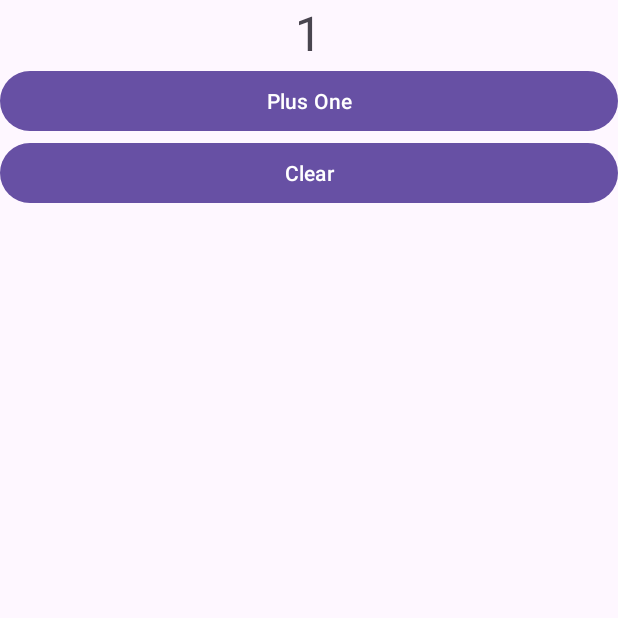
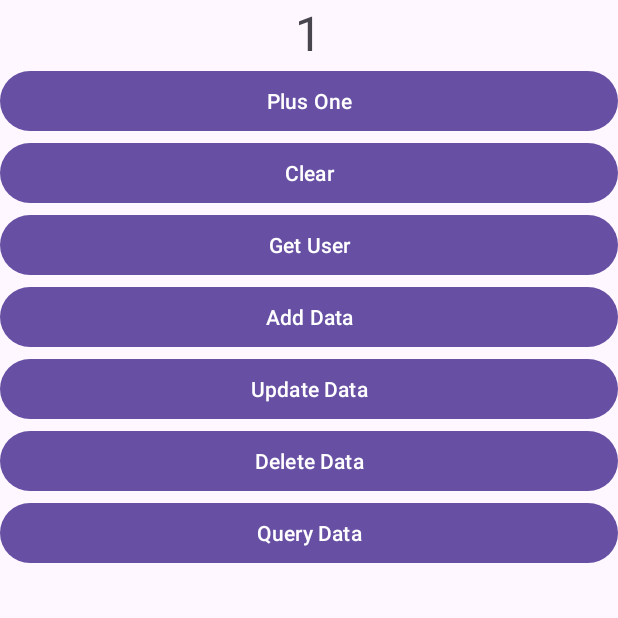
Before and after one commit to AKA-LinCoder/KotlinLearning, an Android app: the CounterActivity screen opened directly, with no data from a screen before it, after a tap on "Plus One", on a phone screen of 412 x 824 dp, the top half of it. Run offline under Robolectric (Android 15) with nearby library versions, the phone set to English and light mode, and no system bars; our stand-ins replace Room's generated code.

Commit message:
Room简单使用

```diff
--- a/app/build.gradle.kts
+++ b/app/build.gradle.kts
@@ -1,6 +1,7 @@
 plugins {
     alias(libs.plugins.android.application)
     alias(libs.plugins.kotlin.android)
+    id("kotlin-kapt")
 }
 
 android {
@@ -62,6 +63,9 @@ dependencies {
 
     implementation(libs.androidx.lifecycle.runtime.ktx)
     implementation(libs.androidx.lifecycle.viewmodel.ktx)
+    implementation(libs.androidx.lifecycle.livedata.ktx)
+    implementation(libs.room)
+    kapt(libs.room.compiler)
 //    implementation(libs.retrofit.gson.converter)
     // 引入配套的stax-api（解决Android 9+解析异常）
 //    implementation(libs.stax.api)
--- /dev/null
+++ b/app/src/main/java/jetpack/AppDatabase.kt
@@ -0,0 +1,25 @@
+package jetpack
+
+import android.content.Context
+import androidx.room.Database
+import androidx.room.Room
+import androidx.room.RoomDatabase
+
+@Database(version = 1,entities = [User::class])
+abstract  class AppDatabase: RoomDatabase() {
+    abstract fun userDao(): UserDao
+
+    companion object{
+        private var instance : AppDatabase ?= null
+        @Synchronized
+        fun getDatabase(context: Context): AppDatabase{
+            instance?.let {
+                return it
+            }
+            return Room.databaseBuilder(context.applicationContext, AppDatabase::class.java,"app_database")
+                .build().apply {
+                    instance = this
+                }
+        }
+    }
+}
--- a/app/src/main/java/jetpack/CounterActivity.kt
+++ b/app/src/main/java/jetpack/CounterActivity.kt
@@ -3,6 +3,7 @@ package jetpack
 import android.content.Context
 import android.content.SharedPreferences
 import android.os.Bundle
+import android.util.Log
 import androidx.activity.enableEdgeToEdge
 import androidx.appcompat.app.AppCompatActivity
 import androidx.core.view.ViewCompat
@@ -11,6 +12,7 @@ import androidx.lifecycle.ViewModelProvider
 import com.echo.kotlinlearning.R
 import com.echo.kotlinlearning.databinding.ActivityCounterBinding
 import androidx.core.content.edit
+import kotlin.concurrent.thread
 
 class CounterActivity : AppCompatActivity() {
     private lateinit var binding: ActivityCounterBinding
@@ -29,24 +31,59 @@ class CounterActivity : AppCompatActivity() {
         val countReserved = sp.getInt("count", 0)
         viewModel = ViewModelProvider(this, MainViewModelFactory(countReserved)).get(MainViewModel::class.java)
         binding.plusOneBtn.setOnClickListener {
-            viewModel.counter++
-            refreshCounter()
-
+            viewModel.plusOne()
         }
         binding.clearBtn.setOnClickListener {
-            viewModel.counter = 0
-            refreshCounter()
+            viewModel.clear()
+        }
+        viewModel.counter.observe(this) {count ->
+            binding.infoText.text = count.toString()
         }
         refreshCounter()
+
+        val userDao = AppDatabase.getDatabase(this).userDao()
+        val user1 = User("TOM", "John", 12)
+        val user2 = User("JERRY", "Tom", 22)
+        binding.addDataBtn.setOnClickListener {
+            thread {
+                user1.id = userDao.insertUser(user1)
+                user2.id = userDao.insertUser(user2)
+            }
+        }
+        binding.updateDataBtn.setOnClickListener {
+            thread {
+                user1.age = 20
+                userDao.updateUser(user1)
+            }
+        }
+        binding.deleteDataBtn.setOnClickListener {
+            thread {
+                userDao.deleteUserByLastName("Tom")
+            }
+        }
+        binding.queryDataBtn.setOnClickListener {
+            thread {
+               for (user in userDao.loadAllUser()){
+                   Log.d("TAG", "queryDataBtn: $user")
+               }
+            }
+        }
+//        binding.getUserBtn.setOnClickListener {
+//            thread {
+//               for (user in userDao.loadUsersOlderThan(20)){
+//               }
+//            }
+//        }
+
+
+
 
     }
     private fun refreshCounter(){
         binding.infoText.text = viewModel.counter.toString()
     }
-
-
     override fun onPause() {
         super.onPause()
-        sp.edit { putInt("count", viewModel.counter) }
+        sp.edit { putInt("count", viewModel.counter.value?:0) }
     }
 }
--- a/app/src/main/java/jetpack/MainViewModel.kt
+++ b/app/src/main/java/jetpack/MainViewModel.kt
@@ -1,7 +1,20 @@
 package jetpack
 
+import androidx.lifecycle.MutableLiveData
 import androidx.lifecycle.ViewModel
 
 class MainViewModel(countReserved: Int): ViewModel() {
-    var counter = countReserved
+    var counter = MutableLiveData<Int>()
+    init {
+        counter.value = countReserved
+    }
+
+    fun plusOne() {
+        val count = counter.value ?: 0
+        counter.value = count + 1
+    }
+    fun clear(){
+        counter.value = 0
+    }
+
 }
--- /dev/null
+++ b/app/src/main/java/jetpack/User.kt
@@ -0,0 +1,10 @@
+package jetpack
+
+import androidx.room.Entity
+import androidx.room.PrimaryKey
+
+@Entity
+data  class User(var firstName:String,var lastName:String,var age:Int) {
+    @PrimaryKey(autoGenerate = true)
+    var id: Long = 0
+}
--- /dev/null
+++ b/app/src/main/java/jetpack/UserDao.kt
@@ -0,0 +1,26 @@
+package jetpack
+
+import androidx.room.Dao
+import androidx.room.Delete
+import androidx.room.Insert
+import androidx.room.Query
+import androidx.room.Update
+
+@Dao
+interface UserDao {
+    @Insert
+    fun insertUser(user:User): Long
+    @Update
+    fun updateUser(user:User)
+    @Query("select * from User")
+    fun loadAllUser(): List<User>
+
+    @Query("select * from User where age > :age")
+    fun loadUsersOlderThan(age: Int): List<User>
+    @Delete
+    fun deleteUser(user: User)
+    @Query("delete from User where lastName = :lastName")
+    fun deleteUserByLastName(lastName: String): Int
+
+
+}
--- a/app/src/main/res/layout/activity_counter.xml
+++ b/app/src/main/res/layout/activity_counter.xml
@@ -22,5 +22,34 @@
         android:layout_height="wrap_content"
         android:layout_gravity="center_horizontal"
         android:text="Clear"/>
-
+    <Button
+        android:id="@+id/getUserBtn"
+        android:layout_width="match_parent"
+        android:layout_height="wrap_content"
+        android:layout_gravity="center_horizontal"
+        android:text="Get User"/>
+    <Button
+        android:id="@+id/addDataBtn"
+        android:layout_width="match_parent"
+        android:layout_height="wrap_content"
+        android:layout_gravity="center_horizontal"
+        android:text="Add Data"/>
+    <Button
+        android:id="@+id/updateDataBtn"
+        android:layout_width="match_parent"
+        android:layout_height="wrap_content"
+        android:layout_gravity="center_horizontal"
+        android:text="Update Data"/>
+    <Button
+        android:id="@+id/deleteDataBtn"
+        android:layout_width="match_parent"
+        android:layout_height="wrap_content"
+        android:layout_gravity="center_horizontal"
+        android:text="Delete Data"/>
+    <Button
+        android:id="@+id/queryDataBtn"
+        android:layout_width="match_parent"
+        android:layout_height="wrap_content"
+        android:layout_gravity="center_horizontal"
+        android:text="Query Data"/>
 </LinearLayout>
--- a/gradle/libs.versions.toml
+++ b/gradle/libs.versions.toml
@@ -17,6 +17,7 @@ simple-xml = "2.7.1"  # Simple XML稳定版本
 #stax-api = "1.0-2"    # 配套的stax-api版本（必须加，否则解析报错）
 retrofit = "2.9.0"
 lifecycle = "2.7.0" # Lifecycle 最新稳定版（兼容所有Android版本）
+room = "2.5.0" # Room最新稳定版（兼容所有Android版本）
 
 
 [libraries]
@@ -53,7 +54,8 @@ androidx-lifecycle-livedata-ktx = { group = "androidx.lifecycle", name = "lifecy
 # 3. 若用 LifecycleService
 androidx-lifecycle-service = { group = "androidx.lifecycle", name = "lifecycle-service", version.ref = "lifecycle" }
 
-
+room = { group = "androidx.room", name = "room-runtime", version.ref = "room" }
+room-compiler = { group = "androidx.room", name = "room-compiler", version.ref = "room" }
 
 [plugins]
 android-application = { id = "com.android.application", version.ref = "agp" }
```
